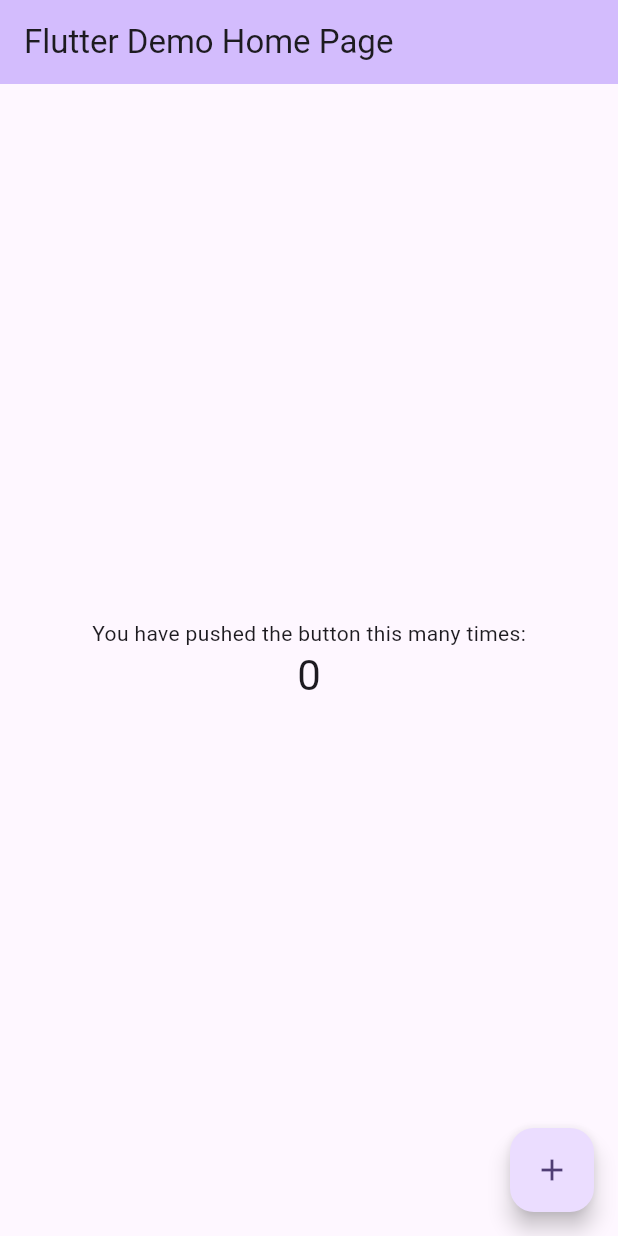
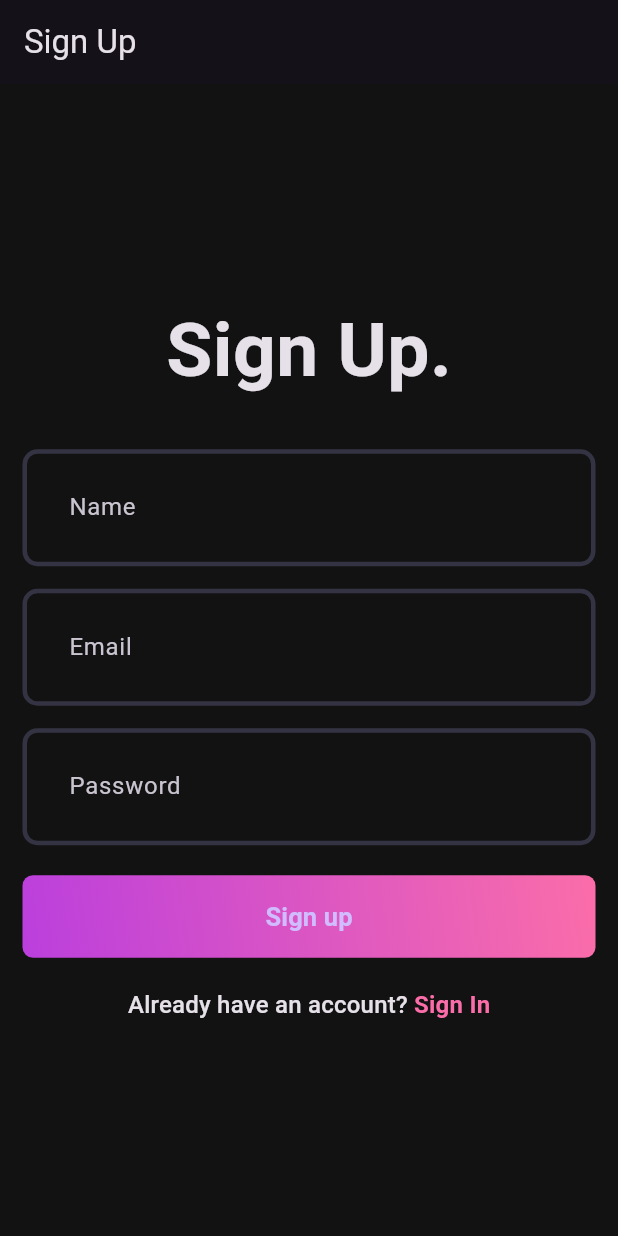
Before and after one commit to AtharvaParadkar/Spotify_Clone, a Flutter app: the screen it shows after launch, on a phone screen of 412 x 824 dp. Run offline on Flutter 3.47's test engine with Material 3 defaults, Android fonts, the phone set to English and light mode, and no system bars.

Commit message:
SignUp page, UI and Theme

```diff
--- /dev/null
+++ b/frontend/lib/core/theme/app_pallete.dart
@@ -0,0 +1,20 @@
+import 'package:flutter/material.dart';
+
+class Pallete {
+  static const cardColor = Color.fromRGBO(30, 30, 30, 1);
+  static const greenColor = Colors.green;
+  static const subtitleText = Color(0xffa7a7a7);
+  static const inactiveBottomBarItemColor = Color(0xffababab);
+
+  static const Color backgroundColor = Color.fromRGBO(18, 18, 18, 1);
+  static const Color gradient1 = Color.fromRGBO(187, 63, 221, 1);
+  static const Color gradient2 = Color.fromRGBO(251, 109, 169, 1);
+  static const Color gradient3 = Color.fromRGBO(255, 159, 124, 1);
+  static const Color borderColor = Color.fromRGBO(52, 51, 67, 1);
+  static const Color whiteColor = Colors.white;
+  static const Color greyColor = Colors.grey;
+  static const Color errorColor = Colors.redAccent;
+  static const Color transparentColor = Colors.transparent;
+
+  static const Color inactiveSeekColor = Colors.white38;
+}
--- /dev/null
+++ b/frontend/lib/core/theme/theme.dart
@@ -0,0 +1,23 @@
+import 'package:frontend/core/theme/app_pallete.dart';
+import 'package:flutter/material.dart';
+
+class AppTheme {
+  static OutlineInputBorder _border(Color color) => OutlineInputBorder(
+        borderSide: BorderSide(
+          color: color,
+          width: 3,
+        ),
+        borderRadius: .circular(10),
+      );
+  static final darkThemeMode = ThemeData.dark().copyWith(
+    scaffoldBackgroundColor: Pallete.backgroundColor,
+    inputDecorationTheme: InputDecorationTheme(
+      contentPadding: const .all(27),
+      enabledBorder: _border(Pallete.borderColor),
+      focusedBorder: _border(Pallete.gradient2),
+    ),
+    bottomNavigationBarTheme: const BottomNavigationBarThemeData(
+      backgroundColor: Pallete.backgroundColor,
+    ),
+  );
+}
--- /dev/null
+++ b/frontend/lib/features/auth/view/pages/signup_page.dart
@@ -0,0 +1,88 @@
+import 'package:flutter/material.dart';
+import 'package:frontend/features/auth/view/widgets/auth_gradient_button.dart';
+import 'package:frontend/features/auth/view/widgets/custom_field.dart';
+import 'package:frontend/core/theme/app_pallete.dart';
+
+class SignUpPage extends StatelessWidget {
+  const SignUpPage({super.key});
+
+  @override
+  Widget build(BuildContext context) {
+    final nameController = TextEditingController();
+    final emailController = TextEditingController();
+    final passwordController = TextEditingController();
+    final formKey = GlobalKey<FormState>();
+
+    @override
+    void dispose() {
+      nameController.dispose();
+      emailController.dispose();
+      passwordController.dispose();
+      super.dispose();
+    }
+
+    return Scaffold(
+      appBar: AppBar(
+        title: const Text('Sign Up'),
+      ),
+      body: Padding(
+              padding: const .all(15.0),
+              child: Form(
+                key: formKey,
+                child: Column(
+                  mainAxisAlignment: .center,
+                  children: [
+                    const Text(
+                      'Sign Up.',
+                      style: TextStyle(
+                        fontSize: 50,
+                        fontWeight: .bold,
+                      ),
+                    ),
+                    const SizedBox(height: 30),
+                    CustomField(
+                      hintText: 'Name',
+                      controller: nameController,
+                    ),
+                    const SizedBox(height: 15),
+                    CustomField(
+                      hintText: 'Email',
+                      controller: emailController,
+                    ),
+                    const SizedBox(height: 15),
+                    CustomField(
+                      hintText: 'Password',
+                      controller: passwordController,
+                      isObscureText: true,
+                    ),
+                    const SizedBox(height: 20),
+                    AuthGradientButton(
+                      buttonText: 'Sign up',
+                      onTap: () async {},
+                    ),
+                    const SizedBox(height: 20),
+                    GestureDetector(
+                      onTap: () {},
+                      child: RichText(
+                        text: TextSpan(
+                          text: 'Already have an account? ',
+                          style: Theme.of(context).textTheme.titleMedium,
+                          children: const [
+                            TextSpan(
+                              text: 'Sign In',
+                              style: TextStyle(
+                                color: Pallete.gradient2,
+                                fontWeight: FontWeight.bold,
+                              ),
+                            ),
+                          ],
+                        ),
+                      ),
+                    )
+                  ],
+                ),
+              ),
+            ),
+    );
+  }
+}
--- /dev/null
+++ b/frontend/lib/features/auth/view/widgets/auth_gradient_button.dart
@@ -0,0 +1,44 @@
+import 'package:frontend/core/theme/app_pallete.dart';
+import 'package:flutter/material.dart';
+
+class AuthGradientButton extends StatelessWidget {
+  final String buttonText;
+  final VoidCallback onTap;
+  const AuthGradientButton({
+    super.key,
+    required this.buttonText,
+    required this.onTap,
+  });
+
+  @override
+  Widget build(BuildContext context) {
+    return Container(
+      decoration: BoxDecoration(
+        gradient: const LinearGradient(
+          colors: [
+            Pallete.gradient1,
+            Pallete.gradient2,
+          ],
+          begin: .bottomLeft,
+          end: .topRight,
+        ),
+        borderRadius: .circular(7),
+      ),
+      child: ElevatedButton(
+        onPressed: onTap,
+        style: ElevatedButton.styleFrom(
+          fixedSize: const Size(395, 55),
+          backgroundColor: Pallete.transparentColor,
+          shadowColor: Pallete.transparentColor,
+        ),
+        child: Text(
+          buttonText,
+          style: const TextStyle(
+            fontSize: 17,
+            fontWeight: .w600,
+          ),
+        ),
+      ),
+    );
+  }
+}
--- /dev/null
+++ b/frontend/lib/features/auth/view/widgets/custom_field.dart
@@ -0,0 +1,36 @@
+import 'package:flutter/material.dart';
+
+class CustomField extends StatelessWidget {
+  final String hintText;
+  final TextEditingController? controller;
+  final bool isObscureText;
+  final bool readOnly;
+  final VoidCallback? onTap;
+  const CustomField({
+    super.key,
+    required this.hintText,
+    required this.controller,
+    this.isObscureText = false,
+    this.readOnly = false,
+    this.onTap,
+  });
+
+  @override
+  Widget build(BuildContext context) {
+    return TextFormField(
+      onTap: onTap,
+      readOnly: readOnly,
+      controller: controller,
+      decoration: InputDecoration(
+        hintText: hintText,
+      ),
+      validator: (val) {
+        if (val!.trim().isEmpty) {
+          return "$hintText is missing!";
+        }
+        return null;
+      },
+      obscureText: isObscureText,
+    );
+  }
+}
--- a/frontend/lib/main.dart
+++ b/frontend/lib/main.dart
@@ -1,4 +1,6 @@
 import 'package:flutter/material.dart';
+import 'package:frontend/features/auth/view/pages/signup_page.dart';
+import 'package:frontend/core/theme/theme.dart';
 
 void main() {
   runApp(const MyApp());
@@ -7,116 +9,12 @@
 class MyApp extends StatelessWidget {
   const MyApp({super.key});
 
-  // This widget is the root of your application.
   @override
   Widget build(BuildContext context) {
     return MaterialApp(
-      title: 'Flutter Demo',
-      theme: ThemeData(
-        // This is the theme of your application.
-        //
-        // TRY THIS: Try running your application with "flutter run". You'll see
-        // the application has a purple toolbar. Then, without quitting the app,
-        // try changing the seedColor in the colorScheme below to Colors.green
-        // and then invoke "hot reload" (save your changes or press the "hot
-        // reload" button in a Flutter-supported IDE, or press "r" if you used
-        // the command line to start the app).
-        //
-        // Notice that the counter didn't reset back to zero; the application
-        // state is not lost during the reload. To reset the state, use hot
-        // restart instead.
-        //
-        // This works for code too, not just values: Most code changes can be
-        // tested with just a hot reload.
-        colorScheme: .fromSeed(seedColor: Colors.deepPurple),
-      ),
-      home: const MyHomePage(title: 'Flutter Demo Home Page'),
+      debugShowCheckedModeBanner: false,
+      theme: AppTheme.darkThemeMode,
+      home: SignUpPage(),
     );
   }
 }
-
-class MyHomePage extends StatefulWidget {
-  const MyHomePage({super.key, required this.title});
-
-  // This widget is the home page of your application. It is stateful, meaning
-  // that it has a State object (defined below) that contains fields that affect
-  // how it looks.
-
-  // This class is the configuration for the state. It holds the values (in this
-  // case the title) provided by the parent (in this case the App widget) and
-  // used by the build method of the State. Fields in a Widget subclass are
-  // always marked "final".
-
-  final String title;
-
-  @override
-  State<MyHomePage> createState() => _MyHomePageState();
-}
-
-class _MyHomePageState extends State<MyHomePage> {
-  int _counter = 0;
-
-  void _incrementCounter() {
-    setState(() {
-      // This call to setState tells the Flutter framework that something has
-      // changed in this State, which causes it to rerun the build method below
-      // so that the display can reflect the updated values. If we changed
-      // _counter without calling setState(), then the build method would not be
-      // called again, and so nothing would appear to happen.
-      _counter++;
-    });
-  }
-
-  @override
-  Widget build(BuildContext context) {
-    // This method is rerun every time setState is called, for instance as done
-    // by the _incrementCounter method above.
-    //
-    // The Flutter framework has been optimized to make rerunning build methods
-    // fast, so that you can just rebuild anything that needs updating rather
-    // than having to individually change instances of widgets.
-    return Scaffold(
-      appBar: AppBar(
-        // TRY THIS: Try changing the color here to a specific color (to
-        // Colors.amber, perhaps?) and trigger a hot reload to see the AppBar
-        // change color while the other colors stay the same.
-        backgroundColor: Theme.of(context).colorScheme.inversePrimary,
-        // Here we take the value from the MyHomePage object that was created by
-        // the App.build method, and use it to set our appbar title.
-        title: Text(widget.title),
-      ),
-      body: Center(
-        // Center is a layout widget. It takes a single child and positions it
-        // in the middle of the parent.
-        child: Column(
-          // Column is also a layout widget. It takes a list of children and
-          // arranges them vertically. By default, it sizes itself to fit its
-          // children horizontally, and tries to be as tall as its parent.
-          //
-          // Column has various properties to control how it sizes itself and
-          // how it positions its children. Here we use mainAxisAlignment to
-          // center the children vertically; the main axis here is the vertical
-          // axis because Columns are vertical (the cross axis would be
-          // horizontal).
-          //
-          // TRY THIS: Invoke "debug painting" (choose the "Toggle Debug Paint"
-          // action in the IDE, or press "p" in the console), to see the
-          // wireframe for each widget.
-          mainAxisAlignment: .center,
-          children: [
-            const Text('You have pushed the button this many times:'),
-            Text(
-              '$_counter',
-              style: Theme.of(context).textTheme.headlineMedium,
-            ),
-          ],
-        ),
-      ),
-      floatingActionButton: FloatingActionButton(
-        onPressed: _incrementCounter,
-        tooltip: 'Increment',
-        child: const Icon(Icons.add),
-      ),
-    );
-  }
-}
```
